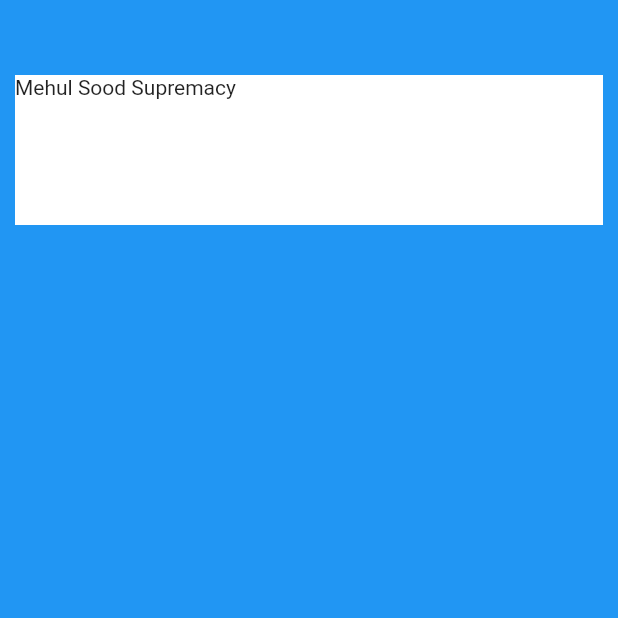
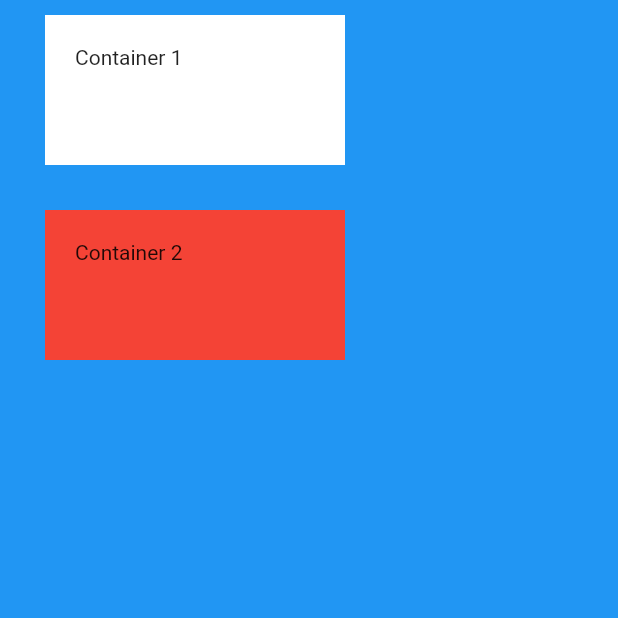
Before and after one commit to hardik17771/First_app-with-flutter, a Flutter app: the screen it shows after launch, on a phone screen of 412 x 824 dp, the top half of it. Run offline on Flutter 3.47's test engine with Material 2 defaults, Android fonts, the phone set to English and light mode, and no system bars.

Commit message:
initial commit

```diff
--- a/lib/main.dart
+++ b/lib/main.dart
@@ -1,4 +1,5 @@
 import 'package:flutter/material.dart';
+import 'package:flutter/rendering.dart';
 
 void main() {
   runApp(MyApp());
@@ -12,19 +13,29 @@ class MyApp extends StatelessWidget {
       home: Scaffold(
         backgroundColor: Colors.blue,
         body: SafeArea(
-        child: Container(
+        child: Column(
+          verticalDirection: VerticalDirection.down,
+          children: <Widget>[
+          Container(
           height: 100.0,
-          width: 500.0,
-          margin: EdgeInsets.symmetric(vertical: 50.0,
-          horizontal: 10.0),
+          width: 200.0,
+          margin: EdgeInsets.fromLTRB(30.0, 10.0, 50.0, 20.0 ),
+          padding: EdgeInsets.all(20.0),
           color: Colors.white,
-          child: Text('Mehul Sood Supremacy'),
-
+          child: Text('Container 1'),
+          ),
+            Container(
+            height: 100.0,
+            width: 200.0,
+              margin: EdgeInsets.fromLTRB(30.0, 10.0, 50.0, 20.0 ),
+              padding: EdgeInsets.all(20.0),
+            color: Colors.red,
+            child: Text('Container 2'),
+              ),
+          ],
         ),
       ),
       ),
     );
   }
 }
-
-ghcc
```
Also changed, not shown: 1 other file.
